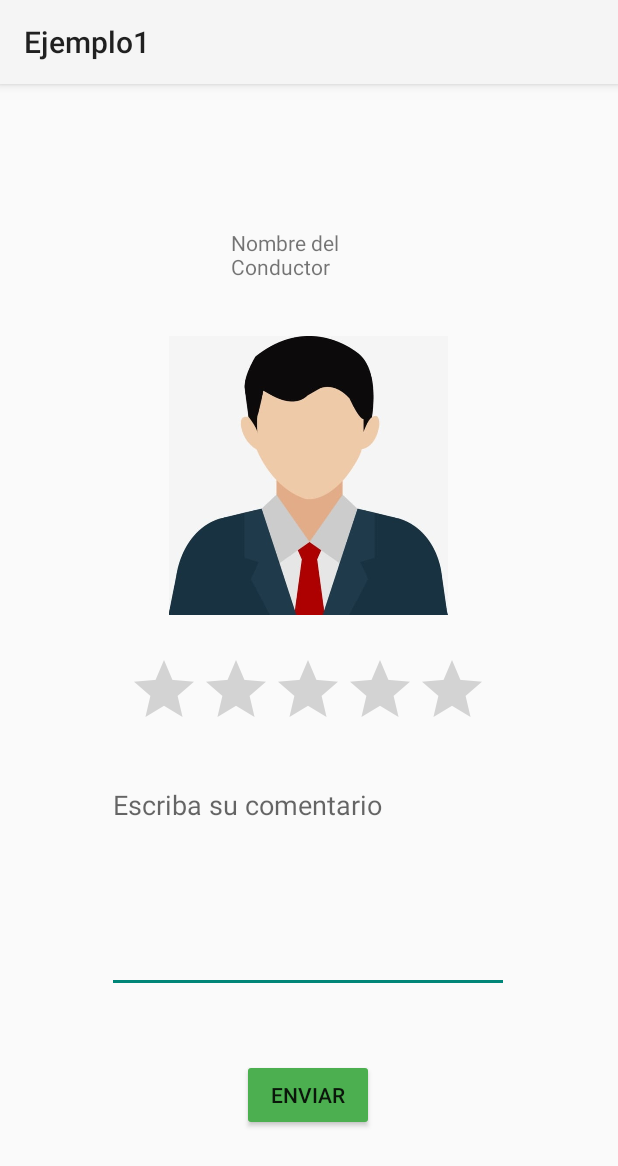
After one commit to Daniel33god/ProEcoEnlaceApp, an Android app: the CalificacionConductor screen opened directly, with no data from a screen before it, on a phone screen of 412 x 824 dp. The commit adds this screen. Shown: the top 1166 px of the screen. Run offline under Robolectric (Android 15) with nearby library versions, the phone set to English and light mode, and no system bars.

Commit message:
CALIFICACIÓN DEL CONDUCTOR AGREGADO SE AGREGO UN BOTÓN DE SIMULACIÓN EN LA VISTA TOMAR FOTO

```diff
--- a/app/src/main/AndroidManifest.xml
+++ b/app/src/main/AndroidManifest.xml
@@ -12,6 +12,9 @@
         android:supportsRtl="true"
         android:theme="@style/Theme.Ejemplo1"
         tools:targetApi="31">
+        <activity
+            android:name=".CalificacionConductor"
+            android:exported="false" />
         <activity
             android:name=".SolicitarVehiculo"
             android:exported="false" />
@@ -33,7 +36,6 @@
         <activity
             android:name=".Conductor"
             android:exported="false" />
-
         <activity
             android:name=".mapaSeguimiento"
             android:exported="false"
--- /dev/null
+++ b/app/src/main/java/com/example/ejemplo1/CalificacionConductor.kt
@@ -0,0 +1,20 @@
+package com.example.ejemplo1
+
+import android.os.Bundle
+import androidx.activity.enableEdgeToEdge
+import androidx.appcompat.app.AppCompatActivity
+import androidx.core.view.ViewCompat
+import androidx.core.view.WindowInsetsCompat
+
+class CalificacionConductor : AppCompatActivity() {
+    override fun onCreate(savedInstanceState: Bundle?) {
+        super.onCreate(savedInstanceState)
+        enableEdgeToEdge()
+        setContentView(R.layout.activity_calificacion_conductor)
+        ViewCompat.setOnApplyWindowInsetsListener(findViewById(R.id.main)) { v, insets ->
+            val systemBars = insets.getInsets(WindowInsetsCompat.Type.systemBars())
+            v.setPadding(systemBars.left, systemBars.top, systemBars.right, systemBars.bottom)
+            insets
+        }
+    }
+}
--- a/app/src/main/java/com/example/ejemplo1/tomarFoto.kt
+++ b/app/src/main/java/com/example/ejemplo1/tomarFoto.kt
@@ -36,6 +36,12 @@ class tomarFoto : AppCompatActivity() {
             startActivity(intent) // Navegar a la nueva pantalla
         }
 
+        val ingresarButton2 = findViewById<Button>(R.id.button13)
+        ingresarButton2.setOnClickListener {
+            val intent = Intent(this, CalificacionConductor::class.java)
+            startActivity(intent) // Navegar a la nueva pantalla
+        }
+
 
     }
 }
--- /dev/null
+++ b/app/src/main/res/layout/activity_calificacion_conductor.xml
@@ -0,0 +1,66 @@
+<?xml version="1.0" encoding="utf-8"?>
+<androidx.constraintlayout.widget.ConstraintLayout xmlns:android="http://schemas.android.com/apk/res/android"
+    xmlns:app="http://schemas.android.com/apk/res-auto"
+    xmlns:tools="http://schemas.android.com/tools"
+    android:id="@+id/main"
+    android:layout_width="match_parent"
+    android:layout_height="match_parent"
+    tools:context=".CalificacionConductor">
+
+    <RatingBar
+        android:id="@+id/ratingBar"
+        android:layout_width="wrap_content"
+        android:layout_height="wrap_content"
+        android:layout_marginTop="380dp"
+        app:layout_constraintEnd_toEndOf="parent"
+        app:layout_constraintHorizontal_bias="0.497"
+        app:layout_constraintStart_toStartOf="parent"
+        app:layout_constraintTop_toTopOf="parent" />
+
+    <TextView
+        android:id="@+id/textView4"
+        android:layout_width="104dp"
+        android:layout_height="34dp"
+        android:layout_marginTop="96dp"
+        android:text="Nombre del Conductor"
+        app:layout_constraintEnd_toEndOf="parent"
+        app:layout_constraintStart_toStartOf="parent"
+        app:layout_constraintTop_toTopOf="parent" />
+
+    <Button
+        android:id="@+id/button11"
+        android:layout_width="wrap_content"
+        android:layout_height="wrap_content"
+        android:layout_marginTop="296dp"
+        android:backgroundTint="#4CAF50"
+        android:text="Enviar"
+        app:layout_constraintEnd_toEndOf="parent"
+        app:layout_constraintHorizontal_bias="0.498"
+        app:layout_constraintStart_toStartOf="parent"
+        app:layout_constraintTop_toBottomOf="@+id/imageView3" />
+
+    <ImageView
+        android:id="@+id/imageView3"
+        android:layout_width="192dp"
+        android:layout_height="186dp"
+        android:layout_marginTop="168dp"
+        app:layout_constraintEnd_toEndOf="parent"
+        app:layout_constraintHorizontal_bias="0.497"
+        app:layout_constraintStart_toStartOf="parent"
+        app:layout_constraintTop_toTopOf="parent"
+        app:srcCompat="@drawable/camionero" />
+
+    <EditText
+        android:id="@+id/editTextTextMultiLine"
+        android:layout_width="268dp"
+        android:layout_height="148dp"
+        android:layout_marginTop="104dp"
+        android:ems="10"
+        android:gravity="start|top"
+        android:hint="Escriba su comentario"
+        android:inputType="textMultiLine"
+        app:layout_constraintEnd_toEndOf="parent"
+        app:layout_constraintHorizontal_bias="0.496"
+        app:layout_constraintStart_toStartOf="parent"
+        app:layout_constraintTop_toBottomOf="@+id/imageView3" />
+</androidx.constraintlayout.widget.ConstraintLayout>
--- a/app/src/main/res/layout/activity_tomar_foto.xml
+++ b/app/src/main/res/layout/activity_tomar_foto.xml
@@ -43,6 +43,12 @@
             android:layout_height="wrap_content"
             android:text="Enviar" />
 
+        <Button
+            android:id="@+id/button13"
+            android:layout_width="match_parent"
+            android:layout_height="wrap_content"
+            android:text="Simular Final de envio" />
+
         <!-- Inicialmente invisible -->
     </LinearLayout>
 
```
Also changed, not shown: app/src/main/res/drawable/camionero.png (added).
